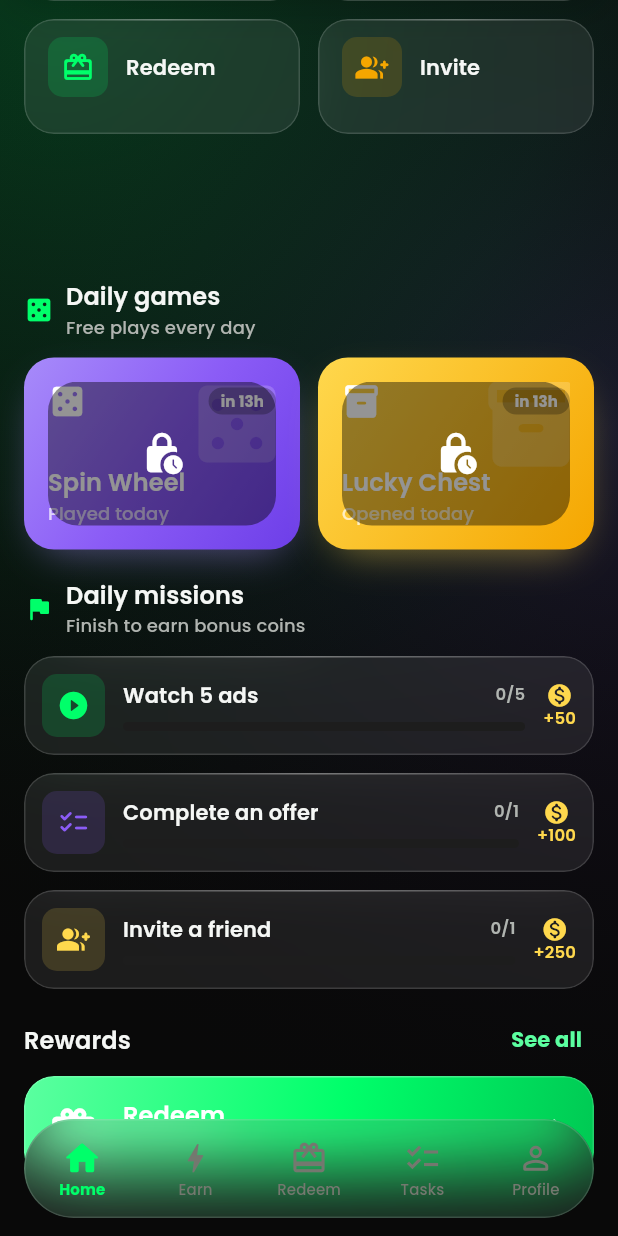
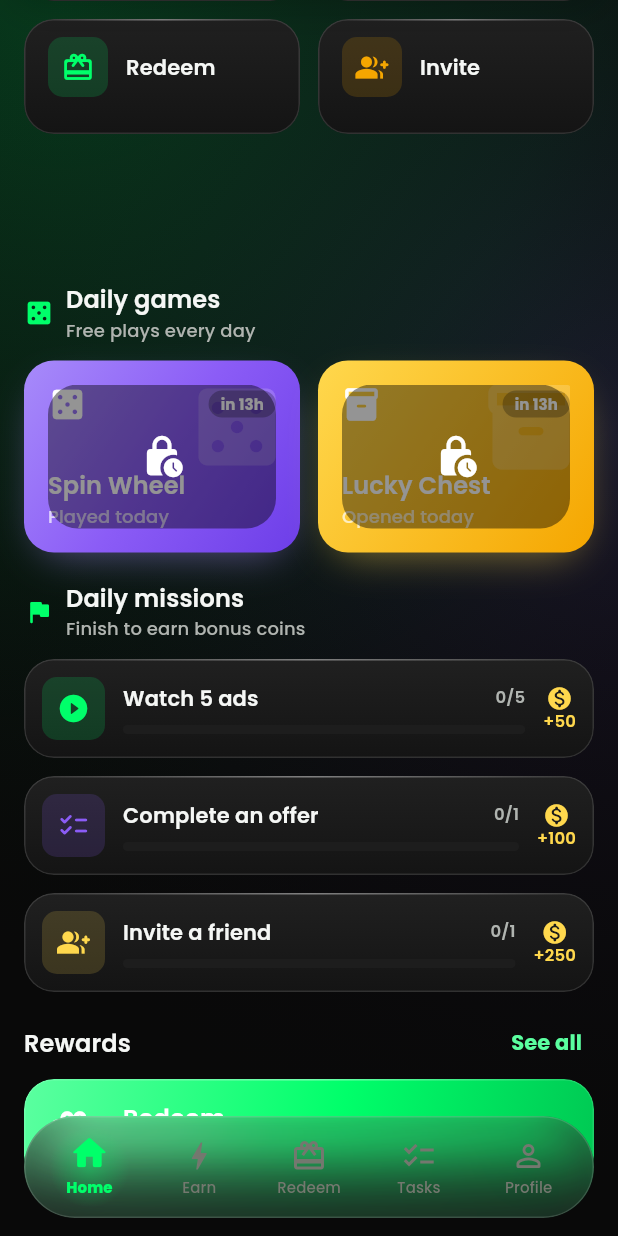
Before and after one commit to DARK7END/Robux-Box, a Flutter app: the screen it shows once a user with an empty profile is signed in, scrolled down 576 dp, on a phone screen of 412 x 824 dp. Run offline on Flutter 3.47's test engine with Material 3 defaults, Android fonts, the phone set to English and light mode, and no system bars; drawn by our look-alikes of flutter_animate; our stand-ins replace cached_network_image, cloud_firestore, cloud_functions, confetti, connectivity_plus, device_info_plus and 23 more; missing offline and left inert: app_tracking_transparency, firebase_app_check; accounts and stored records are empty; generated files the repository leaves out were written again.

Commit message:
Premium surface system + tactile Pressable + animated nav bar
Design-system depth for a "console UI" feel:
- Add Pressable: a universal spring-squish + haptic tap wrapper so every
  interactive surface reacts identically (no more generic Material ripple).
- Rewrite GlassCard as a solid, top-lit panel with a hairline sheen and a
  two-layer elevation shadow. Default blur = 0 (no per-card BackdropFilter)
  so long lists stay at 60 FPS; real frosted glass stays available via blur>0.
- Add AppShadows.elevated (soft ambient + tight contact) for tactile depth.
- Rebuild the bottom nav as a glass pill with a spring-sliding radial glow
  behind the active tab and an icon that lifts + scales on selection.

Co-Authored-By: Claude Opus 4.8 <noreply@anthropic.com>
Claude-Session: https://claude.ai/code/session_015ov1H7x4qdQFvVZrwAZ18X

```diff
--- a/lib/core/theme/app_dimens.dart
+++ b/lib/core/theme/app_dimens.dart
@@ -87,5 +87,21 @@ abstract final class AppShadows {
     ),
   ];
 
+  /// Two-layer elevation (soft ambient + tight contact) for premium, tactile
+  /// depth on cards and sheets.
+  static const List<BoxShadow> elevated = [
+    BoxShadow(
+      color: Color(0x59000000),
+      blurRadius: 28,
+      spreadRadius: -10,
+      offset: Offset(0, 18),
+    ),
+    BoxShadow(
+      color: Color(0x24000000),
+      blurRadius: 6,
+      offset: Offset(0, 2),
+    ),
+  ];
+
   static List<BoxShadow> brandGlow = glow(AppColors.brand);
 }
--- a/lib/core/widgets/glass_card.dart
+++ b/lib/core/widgets/glass_card.dart
@@ -4,13 +4,18 @@ import 'package:flutter/material.dart';
 
 import '../theme/app_dimens.dart';
 import '../theme/app_theme.dart';
+import 'pressable.dart';
 
-/// A frosted-glass surface used everywhere in the app to achieve the premium
-/// glassmorphism look.
+/// The app's primary surface.
 ///
-/// It layers a translucent fill, a subtle top highlight and a hairline border
-/// over a real backdrop blur. Blur is expensive, so [blur] can be tuned down on
-/// long lists.
+/// Redesigned for a premium, "console UI" feel: a solid tinted panel with a
+/// gentle top-lit gradient, a hairline highlight along the top edge, a subtle
+/// border and a two-layer elevation shadow. Tapping springs the card (via
+/// [Pressable]) instead of a generic Material ripple.
+///
+/// Performance: by default there is **no** `BackdropFilter`, so hundreds of
+/// these can scroll at 60 FPS on low-end devices. Real frosted glass is reserved
+/// for overlays (nav bar, sheets) by passing [blur] > 0.
 class GlassCard extends StatelessWidget {
   const GlassCard({
     super.key,
@@ -18,53 +23,65 @@ class GlassCard extends StatelessWidget {
     this.padding = const EdgeInsets.all(AppSpacing.lg),
     this.margin = EdgeInsets.zero,
     this.borderRadius = AppRadius.cardRadius,
-    this.blur = 18,
+    this.blur = 0,
     this.onTap,
     this.gradient,
     this.highlight = true,
     this.borderColor,
     this.fillColor,
+    this.elevated = true,
   });
 
   final Widget child;
   final EdgeInsetsGeometry padding;
   final EdgeInsetsGeometry margin;
   final BorderRadius borderRadius;
+
+  /// When > 0, renders real frosted glass (backdrop blur). Default 0 (solid,
+  /// fast). Use for overlays, not list items.
   final double blur;
   final VoidCallback? onTap;
   final Gradient? gradient;
   final bool highlight;
   final Color? borderColor;
   final Color? fillColor;
+  final bool elevated;
 
   @override
   Widget build(BuildContext context) {
     final surfaces = context.surfaces;
-    final content = ClipRRect(
+    final base = fillColor ?? surfaces.card;
+
+    // Gentle top-lit gradient for depth (skipped when a custom gradient is set).
+    final decoration = BoxDecoration(
+      gradient: gradient ??
+          LinearGradient(
+            begin: Alignment.topCenter,
+            end: Alignment.bottomCenter,
+            colors: [
+              Color.alphaBlend(Colors.white.withValues(alpha: 0.05), base),
+              base,
+            ],
+          ),
       borderRadius: borderRadius,
-      child: BackdropFilter(
-        filter: ImageFilter.blur(sigmaX: blur, sigmaY: blur),
-        child: DecoratedBox(
-          decoration: BoxDecoration(
-            gradient: gradient,
-            color: gradient == null ? (fillColor ?? surfaces.glassFill) : null,
-            borderRadius: borderRadius,
-            border: Border.all(color: borderColor ?? surfaces.glassBorder),
-          ),
-          child: Stack(
+      border: Border.all(color: borderColor ?? surfaces.border),
+      boxShadow: elevated ? AppShadows.elevated : null,
+    );
+
+    Widget inner = Stack(
       children: [
         if (highlight)
           Positioned(
             top: 0,
-                  left: 0,
-                  right: 0,
+            left: AppSpacing.lg,
+            right: AppSpacing.lg,
             child: Container(
               height: 1,
               decoration: BoxDecoration(
                 gradient: LinearGradient(
                   colors: [
                     Colors.white.withValues(alpha: 0.0),
-                          Colors.white.withValues(alpha: 0.28),
+                    Colors.white.withValues(alpha: 0.35),
                     Colors.white.withValues(alpha: 0.0),
                   ],
                 ),
@@ -73,24 +90,34 @@ class GlassCard extends StatelessWidget {
           ),
         Padding(padding: padding, child: child),
       ],
+    );
+
+    Widget surface = DecoratedBox(decoration: decoration, child: inner);
+
+    if (blur > 0) {
+      surface = ClipRRect(
+        borderRadius: borderRadius,
+        child: BackdropFilter(
+          filter: ImageFilter.blur(sigmaX: blur, sigmaY: blur),
+          child: DecoratedBox(
+            decoration: decoration.copyWith(
+              gradient: gradient,
+              color: gradient == null
+                  ? (fillColor ?? surfaces.glassFill)
+                  : null,
             ),
+            child: inner,
           ),
         ),
       );
+    } else {
+      surface = ClipRRect(borderRadius: borderRadius, child: surface);
+    }
 
-    return Padding(
-      padding: margin,
-      child: onTap == null
-          ? content
-          : Material(
-              color: Colors.transparent,
-              borderRadius: borderRadius,
-              child: InkWell(
-                onTap: onTap,
-                borderRadius: borderRadius,
-                child: content,
-              ),
-            ),
-    );
+    if (onTap != null) {
+      surface = Pressable(onTap: onTap, child: surface);
+    }
+
+    return Padding(padding: margin, child: surface);
   }
 }
--- /dev/null
+++ b/lib/core/widgets/pressable.dart
@@ -0,0 +1,73 @@
+import 'package:flutter/material.dart';
+import 'package:flutter/services.dart';
+
+import '../theme/app_dimens.dart';
+
+/// A universal tactile wrapper: press it and it "squishes" with a spring and a
+/// haptic tick, then springs back. This is the single source of the app's
+/// game-like touch feel — used by cards, tiles and chips so every interactive
+/// surface reacts identically (and nothing relies on the generic Material
+/// ripple, which reads as "template").
+///
+/// Cheap: one implicit [AnimatedScale]; no controllers, no repaint churn.
+class Pressable extends StatefulWidget {
+  const Pressable({
+    super.key,
+    required this.child,
+    this.onTap,
+    this.onLongPress,
+    this.pressedScale = 0.965,
+    this.haptic = true,
+    this.enabled = true,
+  });
+
+  final Widget child;
+  final VoidCallback? onTap;
+  final VoidCallback? onLongPress;
+  final double pressedScale;
+  final bool haptic;
+  final bool enabled;
+
+  @override
+  State<Pressable> createState() => _PressableState();
+}
+
+class _PressableState extends State<Pressable> {
+  bool _down = false;
+
+  bool get _active =>
+      widget.enabled && (widget.onTap != null || widget.onLongPress != null);
+
+  void _set(bool v) {
+    if (!_active) return;
+    if (_down != v) setState(() => _down = v);
+  }
+
+  @override
+  Widget build(BuildContext context) {
+    return GestureDetector(
+      behavior: HitTestBehavior.opaque,
+      onTapDown: (_) => _set(true),
+      onTapUp: (_) => _set(false),
+      onTapCancel: () => _set(false),
+      onTap: _active
+          ? () {
+              if (widget.haptic) HapticFeedback.lightImpact();
+              widget.onTap?.call();
+            }
+          : null,
+      onLongPress: _active && widget.onLongPress != null
+          ? () {
+              if (widget.haptic) HapticFeedback.mediumImpact();
+              widget.onLongPress!.call();
+            }
+          : null,
+      child: AnimatedScale(
+        scale: _down ? widget.pressedScale : 1.0,
+        duration: _down ? AppDuration.instant : AppDuration.fast,
+        curve: _down ? Curves.easeOut : AppCurves.spring,
+        child: widget.child,
+      ),
+    );
+  }
+}
--- a/lib/core/widgets/widgets.dart
+++ b/lib/core/widgets/widgets.dart
@@ -13,6 +13,7 @@ export 'game_feature_card.dart';
 export 'glass_card.dart';
 export 'gradient_button.dart';
 export 'premium_loader.dart';
+export 'pressable.dart';
 export 'section_header.dart';
 export 'state_views.dart';
 export 'status_pill.dart';
--- a/lib/features/home/presentation/main_shell.dart
+++ b/lib/features/home/presentation/main_shell.dart
@@ -5,12 +5,13 @@ import 'package:flutter/services.dart';
 import 'package:go_router/go_router.dart';
 
 import '../../../core/extensions/context_extensions.dart';
+import '../../../core/theme/app_colors.dart';
 import '../../../core/theme/app_dimens.dart';
 import '../../../core/theme/app_theme.dart';
 
 /// Root scaffold hosting the five primary tabs with a floating, glassmorphic
-/// bottom navigation bar. Uses a [StatefulNavigationShell] so each tab keeps its
-/// own navigation stack and scroll position.
+/// bottom bar. The selected tab is marked by a glowing pill that springs into
+/// place, and the active icon lifts with a subtle bounce.
 class MainShell extends StatelessWidget {
   const MainShell({super.key, required this.navigationShell});
 
@@ -18,15 +19,15 @@ class MainShell extends StatelessWidget {
 
   // Home · Earn · Redeem · Tasks · Profile
   static const _items = [
-    (_NavItem(Icons.home_rounded, Icons.home_outlined)),
-    (_NavItem(Icons.bolt_rounded, Icons.bolt_outlined)),
-    (_NavItem(Icons.card_giftcard_rounded, Icons.card_giftcard_outlined)),
-    (_NavItem(Icons.checklist_rounded, Icons.checklist_outlined)),
-    (_NavItem(Icons.person_rounded, Icons.person_outline_rounded)),
+    _NavItem(Icons.home_rounded, Icons.home_outlined),
+    _NavItem(Icons.bolt_rounded, Icons.bolt_outlined),
+    _NavItem(Icons.card_giftcard_rounded, Icons.card_giftcard_outlined),
+    _NavItem(Icons.checklist_rounded, Icons.checklist_outlined),
+    _NavItem(Icons.person_rounded, Icons.person_outline_rounded),
   ];
 
   void _onTap(int index) {
-    HapticFeedback.selectionClick();
+    HapticFeedback.lightImpact();
     navigationShell.goBranch(
       index,
       initialLocation: index == navigationShell.currentIndex,
@@ -42,6 +43,8 @@ class MainShell extends StatelessWidget {
       context.l10n.navTasks,
       context.l10n.navProfile,
     ];
+    final current = navigationShell.currentIndex;
+    final count = _items.length;
 
     return Scaffold(
       backgroundColor: Colors.transparent,
@@ -51,32 +54,63 @@ class MainShell extends StatelessWidget {
         padding: EdgeInsets.only(
           left: AppSpacing.lg,
           right: AppSpacing.lg,
-          bottom: context.padding.bottom > 0 ? context.padding.bottom : AppSpacing.md,
+          bottom: context.padding.bottom > 0
+              ? context.padding.bottom
+              : AppSpacing.md,
         ),
         child: ClipRRect(
           borderRadius: AppRadius.pillRadius,
           child: BackdropFilter(
-            filter: ImageFilter.blur(sigmaX: 22, sigmaY: 22),
+            filter: ImageFilter.blur(sigmaX: 24, sigmaY: 24),
             child: Container(
-              height: 66,
+              height: 68,
+              padding: const EdgeInsets.symmetric(horizontal: 6),
               decoration: BoxDecoration(
                 color: context.surfaces.glassFill,
                 borderRadius: AppRadius.pillRadius,
                 border: Border.all(color: context.surfaces.glassBorder),
-                boxShadow: AppShadows.card,
+                boxShadow: AppShadows.elevated,
               ),
-              child: Row(
-                children: List.generate(_items.length, (i) {
-                  final active = navigationShell.currentIndex == i;
+              child: Stack(
+                alignment: Alignment.center,
+                children: [
+                  // Sliding glow indicator behind the active tab.
+                  AnimatedAlign(
+                    alignment: Alignment(-1 + 2 * current / (count - 1), 0),
+                    duration: AppDuration.medium,
+                    curve: AppCurves.spring,
+                    child: FractionallySizedBox(
+                      widthFactor: 1 / count,
+                      child: Center(
+                        child: Container(
+                          width: 54,
+                          height: 54,
+                          decoration: BoxDecoration(
+                            shape: BoxShape.circle,
+                            gradient: RadialGradient(
+                              colors: [
+                                AppColors.brand.withValues(alpha: 0.32),
+                                AppColors.brand.withValues(alpha: 0.0),
+                              ],
+                            ),
+                          ),
+                        ),
+                      ),
+                    ),
+                  ),
+                  Row(
+                    children: List.generate(count, (i) {
                       return Expanded(
                         child: _NavButton(
                           item: _items[i],
                           label: labels[i],
-                      active: active,
+                          active: current == i,
                           onTap: () => _onTap(i),
                         ),
                       );
                     }),
+                  ),
+                ],
               ),
             ),
           ),
@@ -108,28 +142,35 @@ class _NavButton extends StatelessWidget {
   @override
   Widget build(BuildContext context) {
     final color =
-        active ? context.colors.primary : context.surfaces.textTertiary;
-    return InkWell(
+        active ? AppColors.brand : context.surfaces.textTertiary;
+    return GestureDetector(
+      behavior: HitTestBehavior.opaque,
       onTap: onTap,
-      borderRadius: AppRadius.pillRadius,
       child: Column(
         mainAxisAlignment: MainAxisAlignment.center,
         children: [
-          AnimatedScale(
-            scale: active ? 1.1 : 1.0,
-            duration: AppDuration.fast,
+          // Active icon lifts + scales with a spring; inactive sits flat.
+          AnimatedSlide(
+            offset: Offset(0, active ? -0.06 : 0),
+            duration: AppDuration.medium,
+            curve: AppCurves.spring,
+            child: AnimatedScale(
+              scale: active ? 1.16 : 1.0,
+              duration: AppDuration.medium,
               curve: AppCurves.spring,
               child: Icon(active ? item.active : item.inactive,
-                color: color, size: 25),
+                  color: color, size: 24),
             ),
-          const SizedBox(height: 2),
-          Text(
-            label,
-            style: context.text.labelSmall?.copyWith(
+          ),
+          const SizedBox(height: 3),
+          AnimatedDefaultTextStyle(
+            duration: AppDuration.fast,
+            style: context.text.labelSmall!.copyWith(
               color: color,
               fontSize: 10,
-              fontWeight: active ? FontWeight.w700 : FontWeight.w500,
+              fontWeight: active ? FontWeight.w800 : FontWeight.w500,
             ),
+            child: Text(label),
           ),
         ],
       ),
```
Lines whose indentation alone changed are shown as unchanged.
